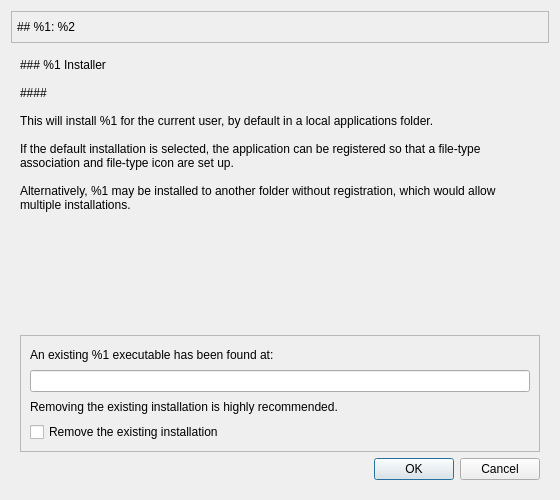
Qt form AppInstaller/installer/installer.ui (gradgrind/fetinstaller) before a commit.
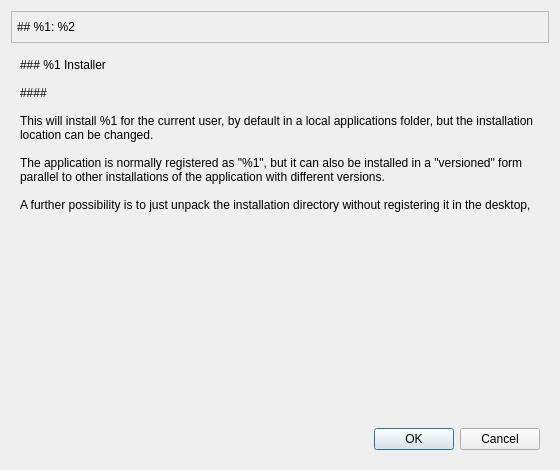
The same form after that commit. The open tabs and pages were chosen to show the change. Icons and pictures are not drawn.

The edit to the form file:
```diff
--- a/AppInstaller/installer/installer.ui
+++ b/AppInstaller/installer/installer.ui
@@ -7,7 +7,7 @@
     <x>0</x>
     <y>0</y>
     <width>560</width>
-    <height>500</height>
+    <height>470</height>
    </rect>
   </property>
   <property name="windowTitle">
@@ -156,11 +156,11 @@
 
 ####
 
-This will install %1 for the current user, by default in a local applications folder.
+This will install %1 for the current user, by default in a local applications folder, but the installation location can be changed.
 
-If the default installation is selected, the application can be registered so that a file-type association and file-type icon are set up.
+The application is normally registered as &quot;%1&quot;, but it can also be installed in a &quot;versioned&quot; form parallel to other installations of the application with different versions.
 
-Alternatively, %1 may be installed to another folder without registration, which would allow multiple installations.</string>
+A further possibility is to just unpack the installation directory without registering it in the desktop,</string>
          </property>
          <property name="textFormat">
           <enum>Qt::TextFormat::MarkdownText</enum>
@@ -183,62 +183,6 @@
          </property>
         </spacer>
        </item>
-       <item>
-        <widget class="QStackedWidget" name="existing_app">
-         <property name="frameShape">
-          <enum>QFrame::Shape::StyledPanel</enum>
-         </property>
-         <property name="frameShadow">
-          <enum>QFrame::Shadow::Raised</enum>
-         </property>
-         <property name="currentIndex">
-          <number>1</number>
-         </property>
-         <widget class="QWidget" name="existing_app_0">
-          <layout class="QVBoxLayout" name="verticalLayout_8">
-           <item>
-            <widget class="QLabel" name="label_notfound">
-             <property name="text">
-              <string>No existing %1 installation was found.</string>
-             </property>
-            </widget>
-           </item>
-          </layout>
-         </widget>
-         <widget class="QWidget" name="existing_app_1">
-          <layout class="QVBoxLayout" name="verticalLayout_5">
-           <item>
-            <widget class="QLabel" name="label_foundexec">
-             <property name="text">
-              <string>An existing %1 executable has been found at:</string>
-             </property>
-            </widget>
-           </item>
-           <item>
-            <widget class="QLineEdit" name="existing_path">
-             <property name="readOnly">
-              <bool>true</bool>
-             </property>
-            </widget>
-           </item>
-           <item>
-            <widget class="QLabel" name="existingSuggestRemove">
-             <property name="text">
-              <string>Removing the existing installation is highly recommended.</string>
-             </property>
-            </widget>
-           </item>
-           <item>
-            <widget class="QCheckBox" name="existingCheckBox">
-             <property name="text">
-              <string>Remove the existing installation</string>
-             </property>
-            </widget>
-           </item>
-          </layout>
-         </widget>
-        </widget>
-       </item>
        <item>
         <widget class="QDialogButtonBox" name="buttonBox_1">
          <property name="standardButtons">
```
Left out of the diff: 62 changed lines with no effect on the pictures.
